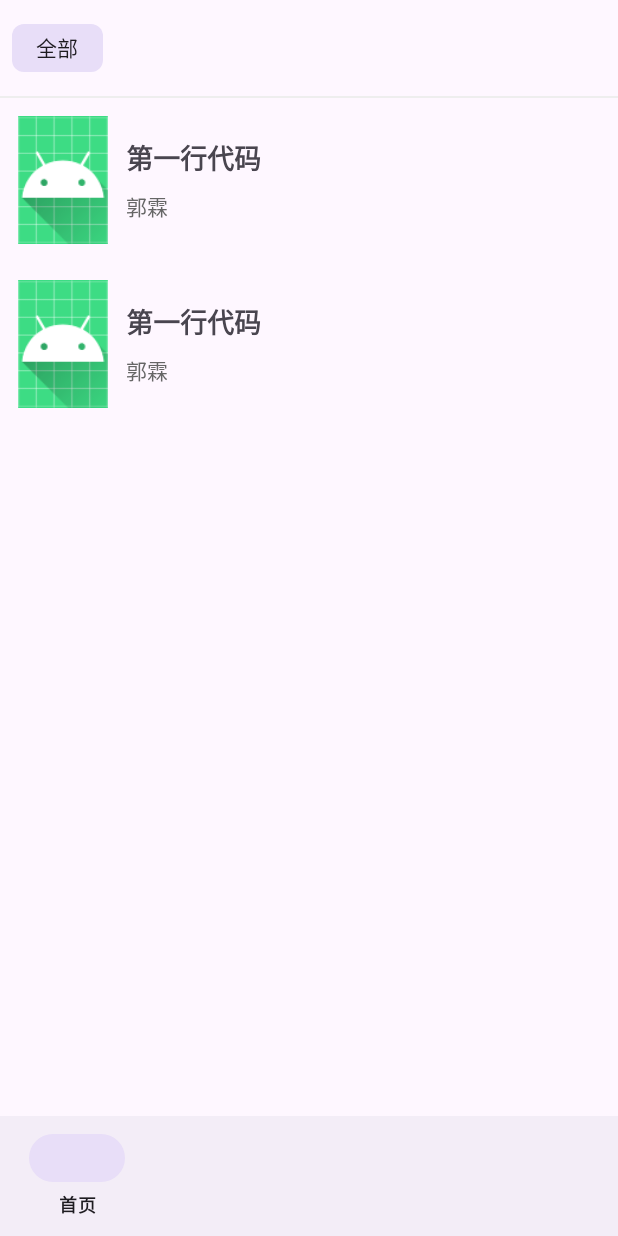
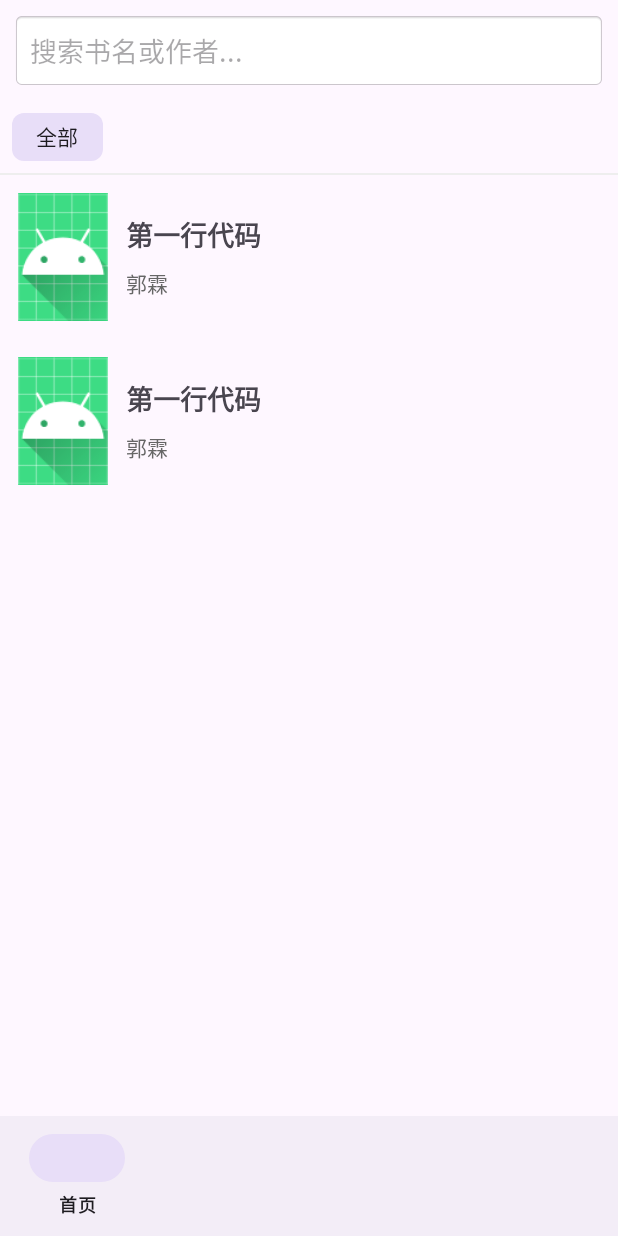
Before and after one commit to xybxx0210/BookCollection2, an Android app: the fragment BookShelfFragment placed in its activity, on a phone screen of 412 x 824 dp. Run offline under Robolectric (Android 15) with nearby library versions, the phone set to English and light mode, and no system bars; our stand-ins replace Room's generated code; pictures from the network do not load.

Commit message:
13.图书搜索与长按删除功能

```diff
--- a/app/src/main/java/com/example/bookcollection/ui/bookshelf/BookAdapter.kt
+++ b/app/src/main/java/com/example/bookcollection/ui/bookshelf/BookAdapter.kt
@@ -14,8 +14,9 @@ class BookAdapter : RecyclerView.Adapter<BookAdapter.BookViewHolder>() {
 
     private var bookList = listOf<BookEntity>()
 
-    // 👇 新增点击事件回调
     var onItemClick: ((BookEntity) -> Unit)? = null
+    // 👇 就是这一行漏了，必须要有它！
+    var onItemLongClick: ((BookEntity) -> Unit)? = null
 
     fun submitList(newList: List<BookEntity>) {
         bookList = newList
@@ -31,9 +32,15 @@ class BookAdapter : RecyclerView.Adapter<BookAdapter.BookViewHolder>() {
         val book = bookList[position]
         holder.bind(book)
 
-        // 👇 绑定点击事件
+        // 点击事件
         holder.itemView.setOnClickListener {
             onItemClick?.invoke(book)
+        }
+
+        // 长按事件
+        holder.itemView.setOnLongClickListener {
+            onItemLongClick?.invoke(book)
+            true
         }
     }
 
--- a/app/src/main/java/com/example/bookcollection/ui/bookshelf/BookShelfFragment.kt
+++ b/app/src/main/java/com/example/bookcollection/ui/bookshelf/BookShelfFragment.kt
@@ -2,13 +2,19 @@ package com.example.bookcollection.ui.bookshelf
 
 import android.content.Intent
 import android.os.Bundle
+import android.text.Editable
+import android.text.TextWatcher
 import android.view.View
+import android.widget.EditText
+import android.widget.Toast
+import androidx.appcompat.app.AlertDialog
 import androidx.fragment.app.Fragment
 import androidx.lifecycle.lifecycleScope
 import androidx.recyclerview.widget.LinearLayoutManager
 import androidx.recyclerview.widget.RecyclerView
 import com.example.bookcollection.R
 import com.example.bookcollection.data.local.AppDatabase
+import com.example.bookcollection.data.local.entity.BookEntity
 import com.example.bookcollection.ui.BookDetailActivity
 import com.google.android.material.chip.Chip
 import com.google.android.material.chip.ChipGroup
@@ -20,7 +26,11 @@ class BookShelfFragment : Fragment(R.layout.fragment_bookshelf) {
     private lateinit var adapter: BookAdapter
     private lateinit var db: AppDatabase
     private lateinit var chipGroupFilter: ChipGroup
-    private var collectJob: Job? = null // 用于取消上一次的数据库监听
+    private lateinit var etSearch: EditText
+
+    private var collectJob: Job? = null
+    private var currentTagId: Long = -1L // -1 表示“全部”
+    private var currentKeyword: String = ""
 
     override fun onViewCreated(view: View, savedInstanceState: Bundle?) {
         super.onViewCreated(view, savedInstanceState)
@@ -28,70 +38,100 @@ class BookShelfFragment : Fragment(R.layout.fragment_bookshelf) {
 
         val rvBooks = view.findViewById<RecyclerView>(R.id.rvBooks)
         chipGroupFilter = view.findViewById(R.id.chipGroupFilter)
+        etSearch = view.findViewById(R.id.etSearch)
 
         adapter = BookAdapter()
         rvBooks.layoutManager = LinearLayoutManager(requireContext())
         rvBooks.adapter = adapter
 
-        // 点击图书跳转详情页
+        // 点击跳转详情
         adapter.onItemClick = { book ->
             val intent = Intent(requireContext(), BookDetailActivity::class.java)
             intent.putExtra("bookId", book.id)
             startActivity(intent)
         }
 
-        // 1. 加载所有标签到顶部筛选栏
+        // 长按删除
+        adapter.onItemLongClick = { book ->
+            AlertDialog.Builder(requireContext())
+                .setTitle("删除图书")
+                .setMessage("确定要把《${book.title}》从书架中删除吗？")
+                .setPositiveButton("删除") { _, _ ->
+                    viewLifecycleOwner.lifecycleScope.launch {
+                        db.bookDao().delete(book)
+                        Toast.makeText(requireContext(), "已删除", Toast.LENGTH_SHORT).show()
+                    }
+                }
+                .setNegativeButton("取消", null)
+                .show()
+        }
+
+        // 搜索框监听
+        etSearch.addTextChangedListener(object : TextWatcher {
+            override fun beforeTextChanged(s: CharSequence?, start: Int, count: Int, after: Int) {}
+            override fun onTextChanged(s: CharSequence?, start: Int, before: Int, count: Int) {}
+            override fun afterTextChanged(s: Editable?) {
+                currentKeyword = s.toString().trim()
+                loadData()
+            }
+        })
+
         loadFilterTags()
-
-        // 2. 默认显示全部图书
-        showAllBooks()
+        loadData()
     }
 
-    // 从数据库读取标签，并生成 Chip 按钮
     private fun loadFilterTags() {
         viewLifecycleOwner.lifecycleScope.launch {
             val tags = db.tagDao().getAllOnce()
             chipGroupFilter.removeAllViews()
 
-            // 添加一个默认的“全部”按钮
             val chipAll = Chip(requireContext()).apply {
                 text = "全部"
                 isCheckable = true
-                isChecked = true // 默认选中
+                isChecked = true
             }
-            chipAll.setOnClickListener { showAllBooks() }
+            chipAll.setOnClickListener {
+                currentTagId = -1L
+                loadData()
+            }
             chipGroupFilter.addView(chipAll)
 
-            // 遍历所有的标签
             for (tag in tags) {
                 val chip = Chip(requireContext()).apply {
                     text = tag.name
                     isCheckable = true
                 }
                 chip.setOnClickListener {
-                    showBooksByTag(tag.id)
+                    currentTagId = tag.id
+                    loadData()
                 }
                 chipGroupFilter.addView(chip)
             }
         }
     }
 
-    // 显示全部图书
-    private fun showAllBooks() {
-        collectJob?.cancel() // 停止上一次的数据流
+    // 统一的数据加载入口（综合了标签和搜索）
+    private fun loadData() {
+        collectJob?.cancel()
         collectJob = viewLifecycleOwner.lifecycleScope.launch {
-            db.bookDao().observeAll().collect { books ->
-                adapter.submitList(books)
+            // 获取基础数据（根据标签）
+            val baseFlow = if (currentTagId == -1L) {
+                db.bookDao().observeAll()
+            } else {
+                db.bookDao().observeBooksByTag(currentTagId)
             }
-        }
-    }
 
-    // 显示特定标签的图书
-    private fun showBooksByTag(tagId: Long) {
-        collectJob?.cancel() // 停止上一次的数据流
-        collectJob = viewLifecycleOwner.lifecycleScope.launch {
-            db.bookDao().observeBooksByTag(tagId).collect { books ->
-                adapter.submitList(books)
+            baseFlow.collect { allBooks ->
+                // 在内存中进行关键字过滤
+                val filteredList = if (currentKeyword.isEmpty()) {
+                    allBooks
+                } else {
+                    allBooks.filter {
+                        it.title.contains(currentKeyword, ignoreCase = true) ||
+                                (it.author?.contains(currentKeyword, ignoreCase = true) == true)
+                    }
+                }
+                adapter.submitList(filteredList)
             }
         }
     }
--- a/app/src/main/res/layout/fragment_bookshelf.xml
+++ b/app/src/main/res/layout/fragment_bookshelf.xml
@@ -5,19 +5,30 @@
     android:layout_height="match_parent"
     android:orientation="vertical">
 
-    <!-- 顶部筛选标签栏（横向滑动） -->
+    <!-- 搜索框 -->
+    <EditText
+        android:id="@+id/etSearch"
+        android:layout_width="match_parent"
+        android:layout_height="wrap_content"
+        android:hint="搜索书名或作者..."
+        android:padding="12dp"
+        android:background="@android:drawable/editbox_background"
+        android:layout_margin="8dp"
+        android:inputType="text"
+        android:maxLines="1" />
+
+    <!-- 顶部筛选标签栏 -->
     <HorizontalScrollView
         android:layout_width="match_parent"
         android:layout_height="wrap_content"
         android:scrollbars="none"
-        android:padding="8dp">
+        android:paddingHorizontal="8dp">
 
         <com.google.android.material.chip.ChipGroup
             android:id="@+id/chipGroupFilter"
             android:layout_width="wrap_content"
             android:layout_height="wrap_content"
-            app:singleSelection="true" /> <!-- 只能单选 -->
-
+            app:singleSelection="true" />
     </HorizontalScrollView>
 
     <View
```
